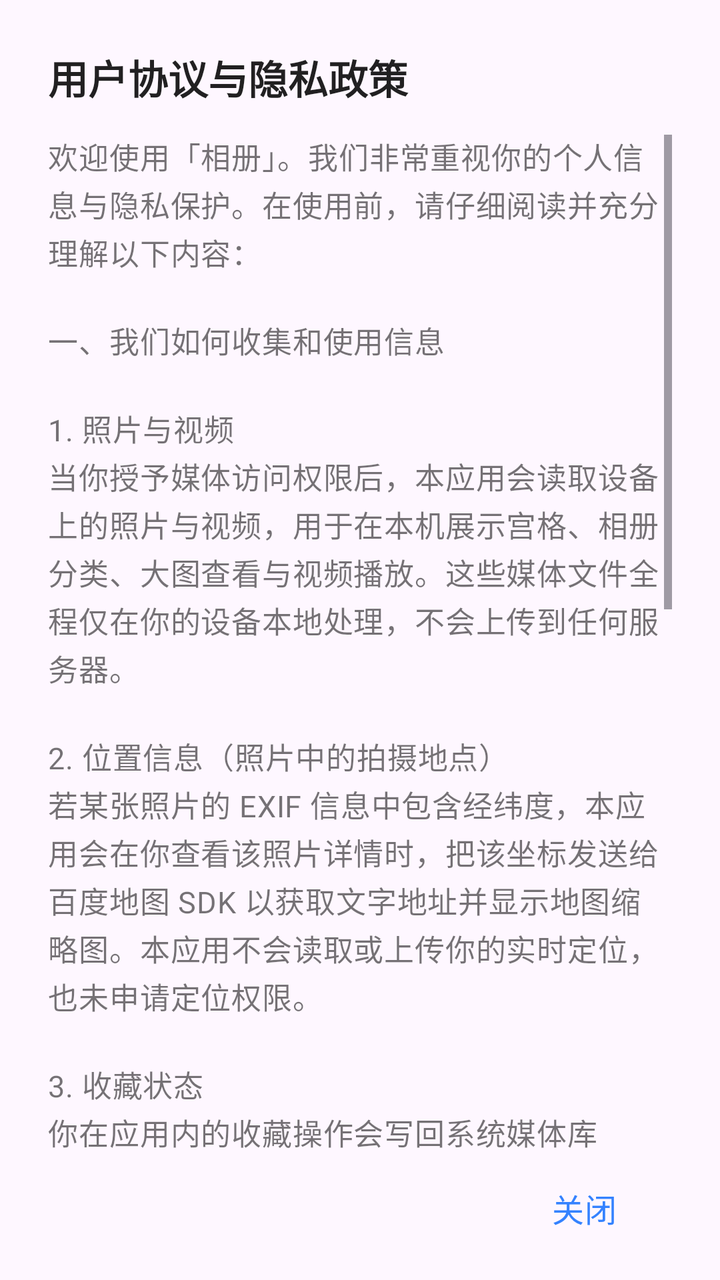
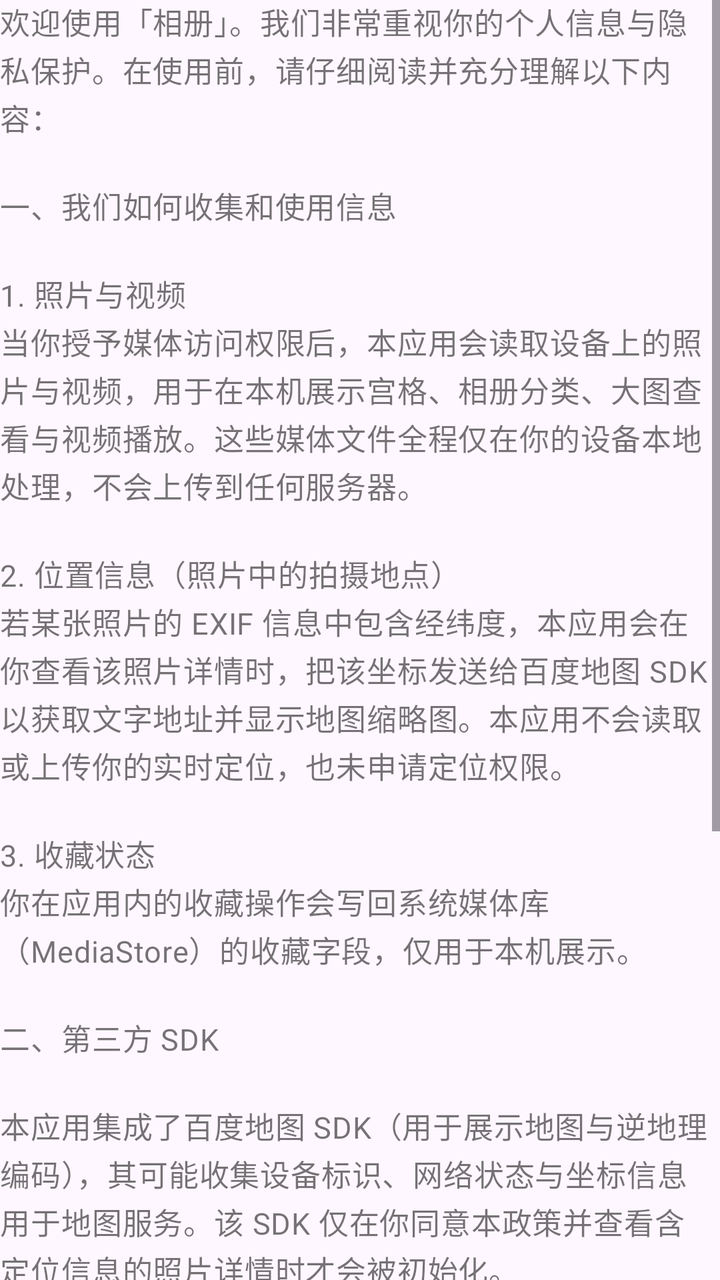

An Android layout rendered at two revisions. The XML below is the earlier revision; the diff shows what the commit changed to produce the second picture.
<!-- AndroidManifest.xml: application theme Theme.Gallery -->
<!-- res/layout/dialog_privacy_policy.xml -->
<?xml version="1.0" encoding="utf-8"?>
<LinearLayout xmlns:android="http://schemas.android.com/apk/res/android"
    android:layout_width="match_parent"
    android:layout_height="wrap_content"
    android:orientation="vertical"
    android:paddingHorizontal="24dp"
    android:paddingTop="24dp"
    android:paddingBottom="12dp">

    <TextView
        android:layout_width="match_parent"
        android:layout_height="wrap_content"
        android:text="@string/privacy_policy_title"
        style="@style/TextAppearance.Gallery.PrivacyTitle"
        android:textSize="20sp"
        android:textStyle="bold" />

    <ScrollView
        android:layout_width="match_parent"
        android:layout_height="0dp"
        android:layout_weight="1"
        android:layout_marginTop="14dp"
        android:fadeScrollbars="false"
        android:scrollbarStyle="insideInset"
        android:scrollbars="vertical">

        <TextView
            android:id="@+id/privacy_policy_text"
            android:layout_width="match_parent"
            android:layout_height="wrap_content"
            android:lineSpacingExtra="6dp"
            android:text="@string/privacy_policy_body"
            style="@style/TextAppearance.Gallery.PrivacyBody"
            android:textIsSelectable="true"
            android:textSize="15sp" />
    </ScrollView>

    <com.google.android.material.button.MaterialButton
        android:id="@+id/privacy_policy_close"
        style="@style/Widget.Material3.Button.TextButton"
        android:layout_width="wrap_content"
        android:layout_height="wrap_content"
        android:layout_gravity="end"
        android:layout_marginTop="6dp"
        android:text="@string/privacy_close"
        android:textColor="@color/gallery_brand_primary"
        android:textSize="16sp" />
</LinearLayout>
<!-- resources referenced by this layout -->
<resources>
  <color name="gallery_brand_primary">#FF3482FF</color>
  <string name="privacy_close">关闭</string>
  <string name="privacy_policy_body">欢迎使用「相册」。我们非常重视你的个人信息与隐私保护。在使用前，请仔细阅读并充分理解以下内容：\n\n一、我们如何收集和使用信息\n\n1. 照片与视频\n当你授予媒体访问权限后，本应用会读取设备上的照片与视频，用于在本机展示宫格、相册分类、大图查看与视频播放。这些媒体文件全程仅在你的设备本地处理，不会上传到任何服务器。\n\n2. 位置信息（照片中的拍摄地点）\n若某张照片的 EXIF 信息中包含经纬度，本应用会在你查看该照片详情时，把该坐标发送给百度地图 SDK 以获取文字地址并显示地图缩略图。本应用不会读取或上传你的实时定位，也未申请定位权限。\n\n3. 收藏状态\n你在应用内的收藏操作会写回系统媒体库（MediaStore）的收藏字段，仅用于本机展示。\n\n二、第三方 SDK\n\n本应用集成了百度地图 SDK（用于展示地图与逆地理编码），其可能收集设备标识、网络状态与坐标信息用于地图服务。该 SDK 仅在你同意本政策并查看含定位信息的照片详情时才会被初始化。\n\n三、我们不会做的事\n\n· 不会上传、备份或分享你的照片、视频与位置信息；\n· 不会读取通讯录、短信、通话记录；\n· 不会在后台采集你的实时位置。\n\n四、你的选择\n\n你可以随时在系统设置中撤销本应用的媒体权限，或卸载本应用以停止一切数据处理。\n\n点击「同意」即表示你已阅读并同意上述内容；若你不同意，请点击「退出」退出应用。</string>
  <string name="privacy_policy_title">用户协议与隐私政策</string>
  <style name="TextAppearance.Gallery.PrivacyBody" parent="TextAppearance.Material3.BodyMedium">
          <item name="android:textColor">@color/gallery_text_secondary</item>
      </style>
  <style name="TextAppearance.Gallery.PrivacyTitle" parent="TextAppearance.Material3.TitleLarge">
          <item name="android:textColor">@color/gallery_text_primary</item>
      </style>
  <style name="Theme.Gallery" parent="Base.Theme.Gallery" />
  <color name="gallery_text_secondary">#8A000000</color>
  <color name="gallery_text_primary">#DE000000</color>
  <style name="Base.Theme.Gallery" parent="Theme.Material3.Light.NoActionBar">
      </style>
</resources>

<!-- the commit's change to res/layout/dialog_privacy_policy.xml (unified diff, before → after) -->
@@ -1,48 +1,20 @@
 <?xml version="1.0" encoding="utf-8"?>
-<LinearLayout xmlns:android="http://schemas.android.com/apk/res/android"
+<ScrollView xmlns:android="http://schemas.android.com/apk/res/android"
+    android:id="@+id/privacy_policy_scroll"
     android:layout_width="match_parent"
     android:layout_height="wrap_content"
-    android:orientation="vertical"
-    android:paddingHorizontal="24dp"
-    android:paddingTop="24dp"
-    android:paddingBottom="12dp">
+    android:fadeScrollbars="false"
+    android:scrollbarStyle="insideInset"
+    android:scrollbars="vertical">
 
     <TextView
+        android:id="@+id/privacy_policy_text"
         android:layout_width="match_parent"
         android:layout_height="wrap_content"
-        android:text="@string/privacy_policy_title"
-        style="@style/TextAppearance.Gallery.PrivacyTitle"
-        android:textSize="20sp"
-        android:textStyle="bold" />
+        android:lineSpacingExtra="6dp"
+        android:text="@string/privacy_policy_body"
+        android:textIsSelectable="true"
+        style="@style/TextAppearance.Gallery.PrivacyBody"
+        android:textSize="15sp" />
 
-    <ScrollView
-        android:layout_width="match_parent"
-        android:layout_height="0dp"
-        android:layout_weight="1"
-        android:layout_marginTop="14dp"
-        android:fadeScrollbars="false"
-        android:scrollbarStyle="insideInset"
-        android:scrollbars="vertical">
-
-        <TextView
-            android:id="@+id/privacy_policy_text"
-            android:layout_width="match_parent"
-            android:layout_height="wrap_content"
-            android:lineSpacingExtra="6dp"
-            android:text="@string/privacy_policy_body"
-            style="@style/TextAppearance.Gallery.PrivacyBody"
-            android:textIsSelectable="true"
-            android:textSize="15sp" />
-    </ScrollView>
-
-    <com.google.android.material.button.MaterialButton
-        android:id="@+id/privacy_policy_close"
-        style="@style/Widget.Material3.Button.TextButton"
-        android:layout_width="wrap_content"
-        android:layout_height="wrap_content"
-        android:layout_gravity="end"
-        android:layout_marginTop="6dp"
-        android:text="@string/privacy_close"
-        android:textColor="@color/gallery_brand_primary"
-        android:textSize="16sp" />
-</LinearLayout>
+</ScrollView>
<!-- resource entries referenced after the edit -->
@@ -1,18 +1,11 @@
 <!-- resources referenced by this layout -->
 <resources>
-  <color name="gallery_brand_primary">#FF3482FF</color>
-  <string name="privacy_close">关闭</string>
   <string name="privacy_policy_body">欢迎使用「相册」。我们非常重视你的个人信息与隐私保护。在使用前，请仔细阅读并充分理解以下内容：\n\n一、我们如何收集和使用信息\n\n1. 照片与视频\n当你授予媒体访问权限后，本应用会读取设备上的照片与视频，用于在本机展示宫格、相册分类、大图查看与视频播放。这些媒体文件全程仅在你的设备本地处理，不会上传到任何服务器。\n\n2. 位置信息（照片中的拍摄地点）\n若某张照片的 EXIF 信息中包含经纬度，本应用会在你查看该照片详情时，把该坐标发送给百度地图 SDK 以获取文字地址并显示地图缩略图。本应用不会读取或上传你的实时定位，也未申请定位权限。\n\n3. 收藏状态\n你在应用内的收藏操作会写回系统媒体库（MediaStore）的收藏字段，仅用于本机展示。\n\n二、第三方 SDK\n\n本应用集成了百度地图 SDK（用于展示地图与逆地理编码），其可能收集设备标识、网络状态与坐标信息用于地图服务。该 SDK 仅在你同意本政策并查看含定位信息的照片详情时才会被初始化。\n\n三、我们不会做的事\n\n· 不会上传、备份或分享你的照片、视频与位置信息；\n· 不会读取通讯录、短信、通话记录；\n· 不会在后台采集你的实时位置。\n\n四、你的选择\n\n你可以随时在系统设置中撤销本应用的媒体权限，或卸载本应用以停止一切数据处理。\n\n点击「同意」即表示你已阅读并同意上述内容；若你不同意，请点击「退出」退出应用。</string>
-  <string name="privacy_policy_title">用户协议与隐私政策</string>
   <style name="TextAppearance.Gallery.PrivacyBody" parent="TextAppearance.Material3.BodyMedium">
           <item name="android:textColor">@color/gallery_text_secondary</item>
       </style>
-  <style name="TextAppearance.Gallery.PrivacyTitle" parent="TextAppearance.Material3.TitleLarge">
-          <item name="android:textColor">@color/gallery_text_primary</item>
-      </style>
   <style name="Theme.Gallery" parent="Base.Theme.Gallery" />
   <color name="gallery_text_secondary">#8A000000</color>
-  <color name="gallery_text_primary">#DE000000</color>
   <style name="Base.Theme.Gallery" parent="Theme.Material3.Light.NoActionBar">
       </style>
 </resources>
